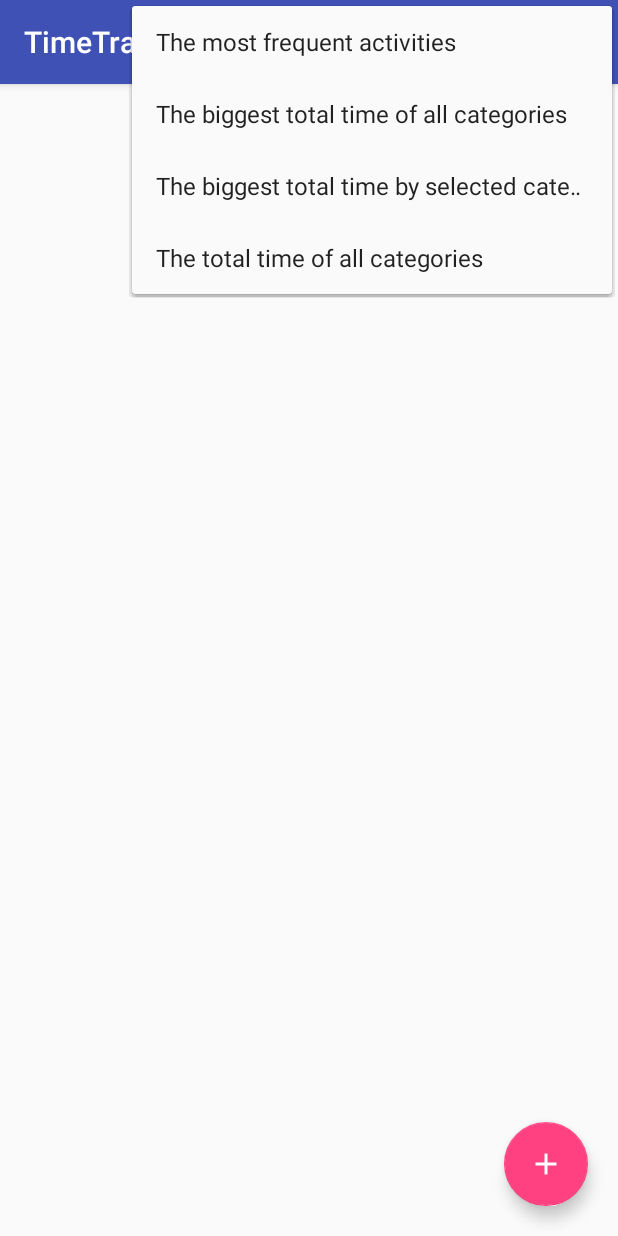
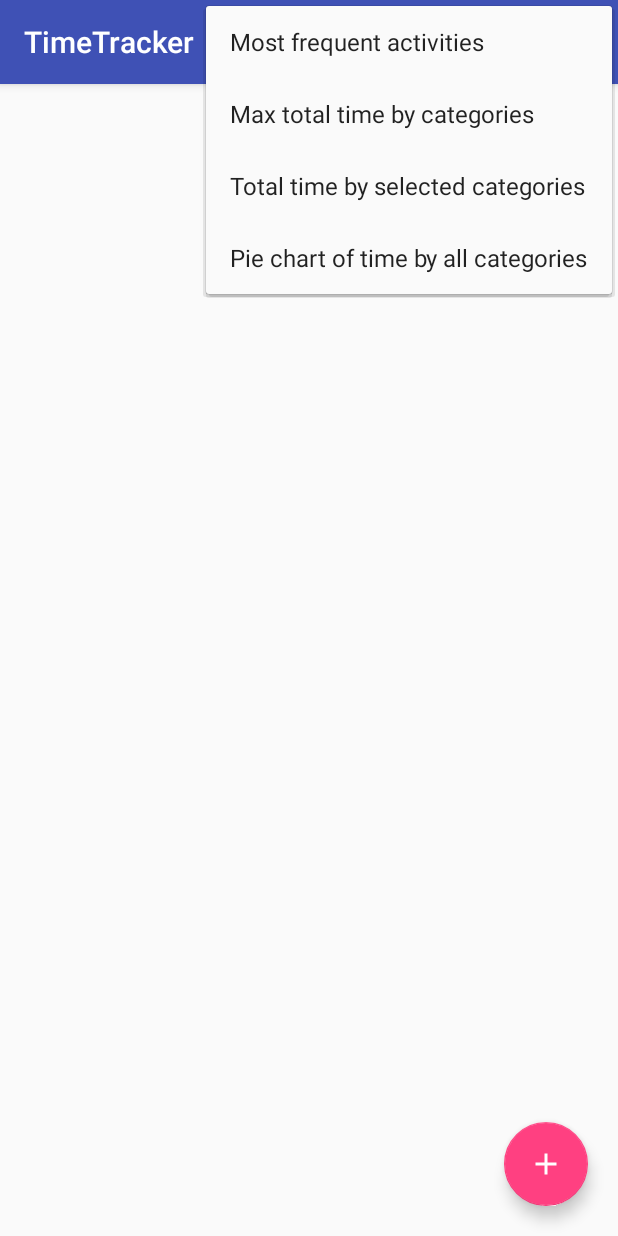
Before and after one commit to lena15n/mobilki-3-lab, an Android app: the screen it shows after launch (MainActivity), with the options menu open, on a phone screen of 412 x 824 dp. Run offline under Robolectric (Android 15) with nearby library versions, the phone set to English and light mode, and no system bars.

Commit message:
some refactoring

```diff
--- a/TimeTracker/app/src/main/java/com/lena/timetracker/PieDiagramActivity.java
+++ b/TimeTracker/app/src/main/java/com/lena/timetracker/PieDiagramActivity.java
@@ -137,6 +137,8 @@ public class PieDiagramActivity extends AppCompatActivity implements TimePickerD
             else {
                 Toast.makeText(this, R.string.stat_no_records, Toast.LENGTH_LONG).show();
             }
+        } else {
+            Toast.makeText(this, R.string.record_time_not_set, Toast.LENGTH_LONG).show();
         }
     }
 
--- a/TimeTracker/app/src/main/res/layout/activity_total_time_by_categories.xml
+++ b/TimeTracker/app/src/main/res/layout/activity_total_time_by_categories.xml
@@ -18,7 +18,7 @@
         android:layout_height="wrap_content"
         android:layout_centerHorizontal="true"
         android:layout_marginTop="10dp"
-        android:layout_marginBottom="15dp"
+        android:layout_marginBottom="20dp"
         style="@style/FontHeader"
         android:id="@+id/textView"/>
 
--- a/TimeTracker/app/src/main/res/layout/content_main.xml
+++ b/TimeTracker/app/src/main/res/layout/content_main.xml
@@ -19,6 +19,7 @@
         android:layout_height="wrap_content"
         android:layout_centerHorizontal="true"
         android:text="@string/app_header"
+        android:layout_marginTop="20dp"
         style="@style/FontHeader"
         android:id="@+id/main_header"/>
 
@@ -27,5 +28,5 @@
         android:layout_width="match_parent"
         android:layout_height="wrap_content"
         android:layout_below="@id/main_header"
-        android:paddingTop="30dp"/>
+        android:paddingTop="10dp"/>
 </RelativeLayout>
--- a/TimeTracker/app/src/main/res/menu/menu_main.xml
+++ b/TimeTracker/app/src/main/res/menu/menu_main.xml
@@ -5,24 +5,24 @@
     <item
         android:id="@+id/action_the_most_frequent"
         android:orderInCategory="100"
-        android:title="@string/action_the_most_frequent"
+        android:title="@string/stat_freq_header"
         app:showAsAction="never"/>
 
     <item
         android:id="@+id/action_the_biggest_total_time"
         android:orderInCategory="100"
-        android:title="@string/action_the_biggest_total_time"
+        android:title="@string/stat_max_header_main"
         app:showAsAction="never"/>
 
     <item
         android:id="@+id/action_total_time_by_selected_categories"
         android:orderInCategory="100"
-        android:title="@string/action_total_time_by_selected_categories"
+        android:title="@string/stat_total_header_main"
         app:showAsAction="never"/>
 
     <item
         android:id="@+id/action_total_time"
         android:orderInCategory="100"
-        android:title="@string/action_total_time"
+        android:title="@string/stat_chart_header"
         app:showAsAction="never"/>
 </menu>
--- a/TimeTracker/app/src/main/res/values/strings.xml
+++ b/TimeTracker/app/src/main/res/values/strings.xml
@@ -1,11 +1,6 @@
 <resources>
     <string name="app_name">TimeTracker</string>
     <string name="app_header">Time Tracker</string>
-
-    <string name="action_the_most_frequent">The most frequent activities</string>
-    <string name="action_the_biggest_total_time">The biggest total time of all categories</string>
-    <string name="action_total_time_by_selected_categories">The biggest total time by selected categories</string>
-    <string name="action_total_time">The total time of all categories</string>
 
     <string name="main_header">Statistics</string>
 
@@ -19,6 +14,7 @@
     <string name="record_end">End time: </string>
     <string name="record_start_time">Start time tag</string>
     <string name="record_end_time">End time tag</string>
+
     <string name="record_time">Time (days:hours:minutes): </string>
     <string name="record_tap_to_set_start">(Tap to set start time)</string>
     <string name="record_tap_to_set_end">(Tap to set end time)</string>
@@ -28,6 +24,7 @@
     <string name="record_time_days">Days: </string>
     <string name="record_time_hours">Hours: </string>
     <string name="record_time_minutes">Minutes: </string>
+    <string name="record_time_not_set">Please set period of time</string>
 
     <string name="show_record">Record</string>
     <string name="edit_record_button">Edit</string>
@@ -43,8 +40,10 @@
     <string name="stat_for_month">For a month:</string>
     <string name="button_for_month">For a month</string>
     <string name="stat_freq_header">Most frequent activities</string>
-    <string name="stat_max_header">Max total time by categories</string>
-    <string name="stat_total_header">Total time by selected categories</string>
+    <string name="stat_max_header">Max total time by categories\n\t\t\t(days:hours:minutes)</string>
+    <string name="stat_total_header">Total time by selected categories\n\t\t\t\t\t\t\t(days:hours:minutes)</string>
+    <string name="stat_max_header_main">Max total time by categories</string>
+    <string name="stat_total_header_main">Total time by selected categories</string>
     <string name="stat_chart_header">Pie chart of time by all categories</string>
     <string name="stat_no_records">There are no records</string>
     <string name="stat_no_checked_categories">There are no any checked categories</string>
```
Also changed, not shown: TimeTracker/app/src/main/java/com/lena/timetracker/MaxTotalTimeActivity.java (+51 -30 lines), TimeTracker/app/src/main/java/com/lena/timetracker/MostFrequentActivitiesActivity.java (+7 -8 lines), TimeTracker/app/src/main/java/com/lena/timetracker/TotalTimeByCategoriesActivity.java (+7 -5 lines).
